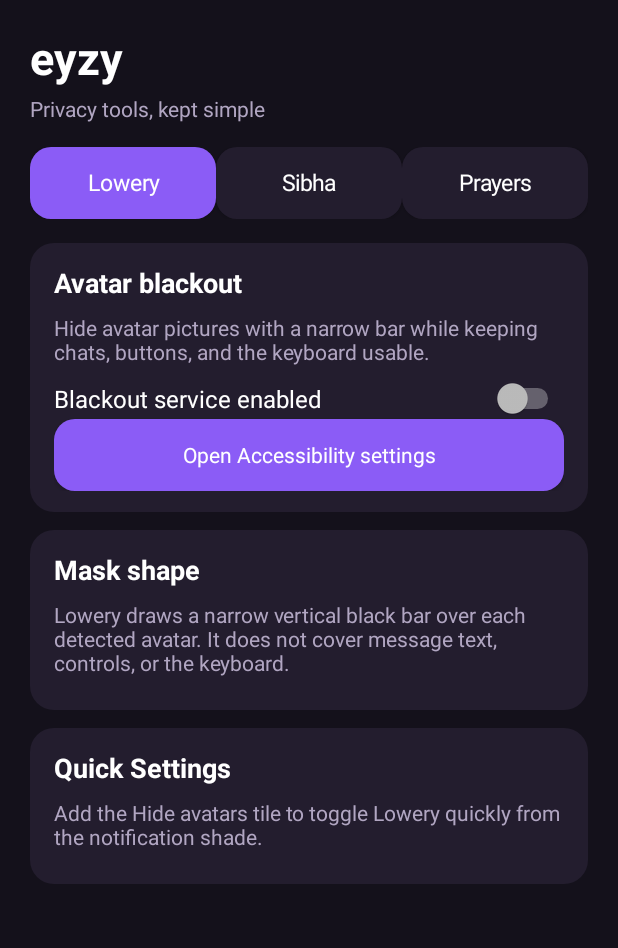
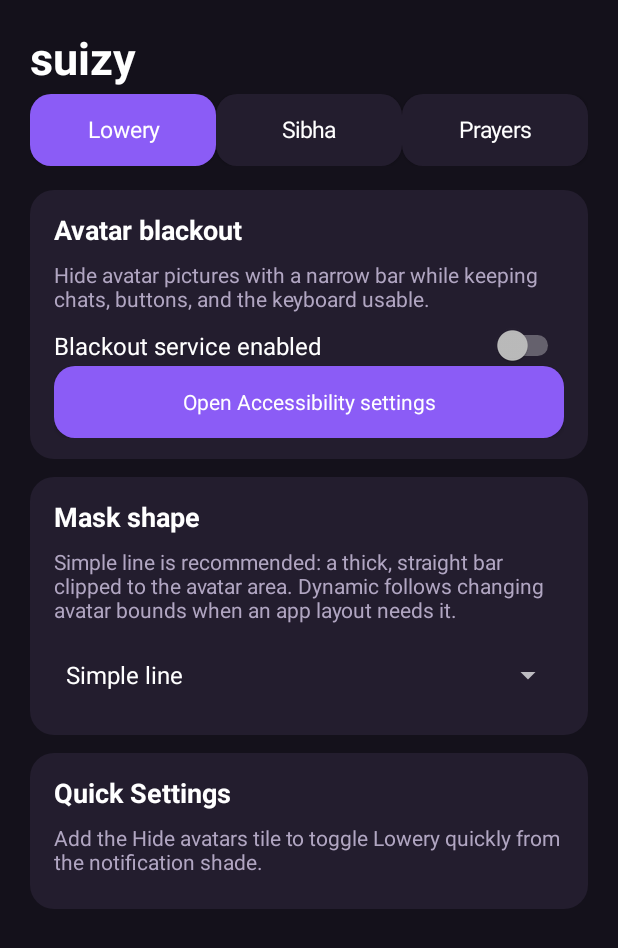
Before and after one commit to Impairon/eyzy, an Android app: the screen it shows after launch (MainActivity), on a phone screen of 412 x 824 dp. Shown: the top 948 px of the screen. Run offline under Robolectric (Android 15) with nearby library versions, the phone set to English and light mode, and no system bars.

Commit message:
Make simple line the default mask mode
Rename the app to suizy, remove the subtitle, add global Simple line and Dynamic settings, and keep each thick bar clipped to its avatar bounds.

Co-authored-by: Copilot <223556219+Copilot@users.noreply.github.com>

```diff
--- a/app/src/main/AndroidManifest.xml
+++ b/app/src/main/AndroidManifest.xml
@@ -6,7 +6,7 @@
     <uses-permission android:name="android.permission.ACCESS_FINE_LOCATION" />
 
     <application
-        android:label="Avatar Blackout"
+        android:label="suizy"
         android:icon="@mipmap/ic_launcher"
         android:roundIcon="@mipmap/ic_launcher"
         android:theme="@style/AppTheme"
@@ -22,7 +22,7 @@
         <service
             android:name=".AvatarService"
             android:exported="true"
-            android:label="Avatar Blackout"
+            android:label="suizy"
             android:permission="android.permission.BIND_ACCESSIBILITY_SERVICE">
             <intent-filter>
                 <action android:name="android.accessibilityservice.AccessibilityService" />
--- a/app/src/main/java/com/abo/avatarblackout/MainActivity.kt
+++ b/app/src/main/java/com/abo/avatarblackout/MainActivity.kt
@@ -57,20 +57,13 @@ class MainActivity : Activity() {
             setBackgroundColor(backgroundColor)
         }
         val title = TextView(this).apply {
-            text = "eyzy"
+            text = "suizy"
             textSize = 30f
             typeface = Typeface.DEFAULT_BOLD
             setTextColor(Color.WHITE)
             setPadding(pad, dp(18), pad, dp(4))
         }
         shell.addView(title)
-        val subtitle = TextView(this).apply {
-            text = "Privacy tools, kept simple"
-            textSize = 14f
-            setTextColor(secondary)
-            setPadding(pad, 0, pad, dp(16))
-        }
-        shell.addView(subtitle)
         val tabs = LinearLayout(this).apply {
             orientation = LinearLayout.HORIZONTAL
             setPadding(pad, 0, pad, dp(8))
@@ -119,7 +112,24 @@ class MainActivity : Activity() {
             it.addView(access)
         })
         content.addView(card("Mask shape") {
-            addText(it, "Lowery draws a narrow vertical black bar over each detected avatar. It does not cover message text, controls, or the keyboard.")
+            addText(it, "Simple line is recommended: a thick, straight bar clipped to the avatar area. Dynamic follows changing avatar bounds when an app layout needs it.")
+            val mode = Spinner(this)
+            mode.adapter = ArrayAdapter(
+                this,
+                android.R.layout.simple_spinner_dropdown_item,
+                arrayOf("Simple line", "Dynamic")
+            )
+            mode.setSelection(Prefs.maskMode(this).ordinal)
+            mode.setOnItemSelectedListener(object : AdapterView.OnItemSelectedListener {
+                override fun onNothingSelected(parent: AdapterView<*>?) = Unit
+                override fun onItemSelected(
+                    parent: AdapterView<*>?, view: View?, position: Int, id: Long
+                ) {
+                    Prefs.setMaskMode(this@MainActivity, Prefs.MaskMode.entries[position])
+                    AvatarService.instance?.refresh()
+                }
+            })
+            it.addView(mode, LinearLayout.LayoutParams(-1, dp(52)))
         })
         content.addView(card("Quick Settings") {
             addText(it, "Add the Hide avatars tile to toggle Lowery quickly from the notification shade.")
--- a/app/src/main/java/com/abo/avatarblackout/Prefs.kt
+++ b/app/src/main/java/com/abo/avatarblackout/Prefs.kt
@@ -6,6 +6,9 @@ object Prefs {
     private const val FILE = "avb"
     private const val KEY = "enabled"
     private const val KEY_SIBHA_COUNT = "sibha_count"
+    private const val KEY_MASK_MODE = "mask_mode"
+
+    enum class MaskMode { SIMPLE, DYNAMIC }
     private const val KEY_USE_GPS = "prayer_use_gps"
     private const val KEY_LATITUDE = "prayer_latitude"
     private const val KEY_LONGITUDE = "prayer_longitude"
@@ -17,6 +20,18 @@ object Prefs {
 
     fun set(c: Context, on: Boolean) =
         c.getSharedPreferences(FILE, Context.MODE_PRIVATE).edit().putBoolean(KEY, on).apply()
+
+    fun maskMode(c: Context): MaskMode =
+        runCatching {
+            MaskMode.valueOf(
+                c.getSharedPreferences(FILE, Context.MODE_PRIVATE)
+                    .getString(KEY_MASK_MODE, MaskMode.SIMPLE.name) ?: MaskMode.SIMPLE.name
+            )
+        }.getOrDefault(MaskMode.SIMPLE)
+
+    fun setMaskMode(c: Context, mode: MaskMode) =
+        c.getSharedPreferences(FILE, Context.MODE_PRIVATE)
+            .edit().putString(KEY_MASK_MODE, mode.name).apply()
 
     fun sibhaCount(c: Context) =
         c.getSharedPreferences(FILE, Context.MODE_PRIVATE).getInt(KEY_SIBHA_COUNT, 0)
--- a/app/src/main/res/values/strings.xml
+++ b/app/src/main/res/values/strings.xml
@@ -1,3 +1,3 @@
 <resources>
-    <string name="service_desc">Finds profile pictures in supported apps and covers them while the Lowery blackout setting is on.</string>
+    <string name="service_desc">Covers avatar pictures in supported apps while Lowery is enabled.</string>
 </resources>
```
Also changed, not shown: app/src/main/java/com/abo/avatarblackout/AvatarService.kt (+9 -2 lines).
